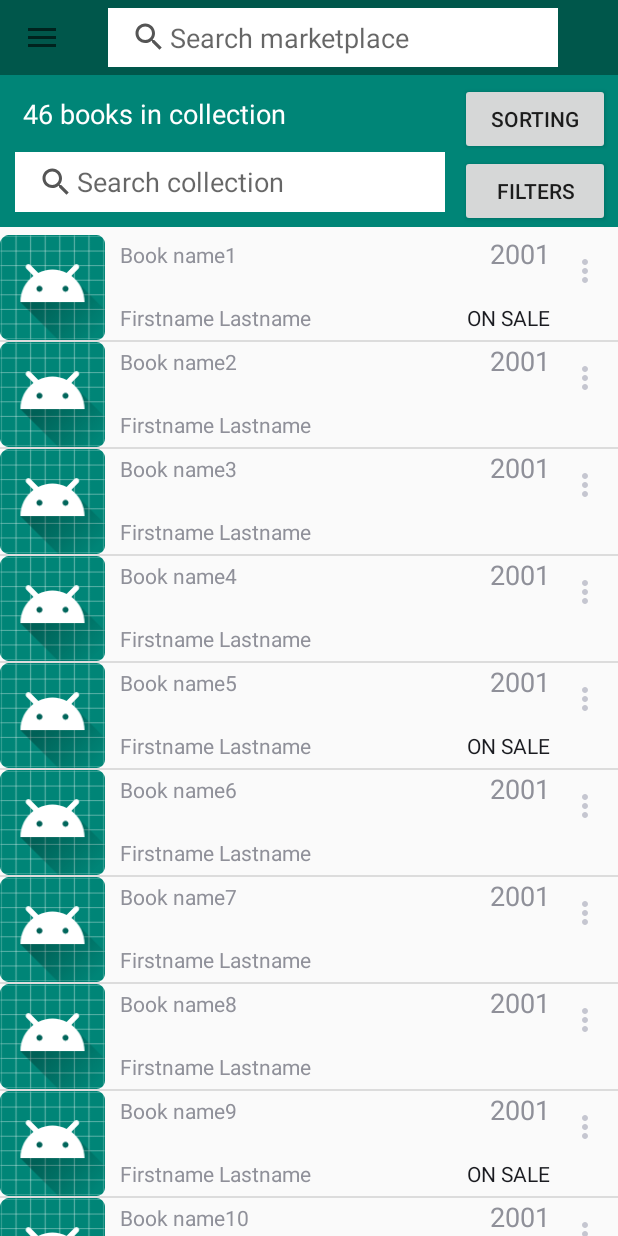
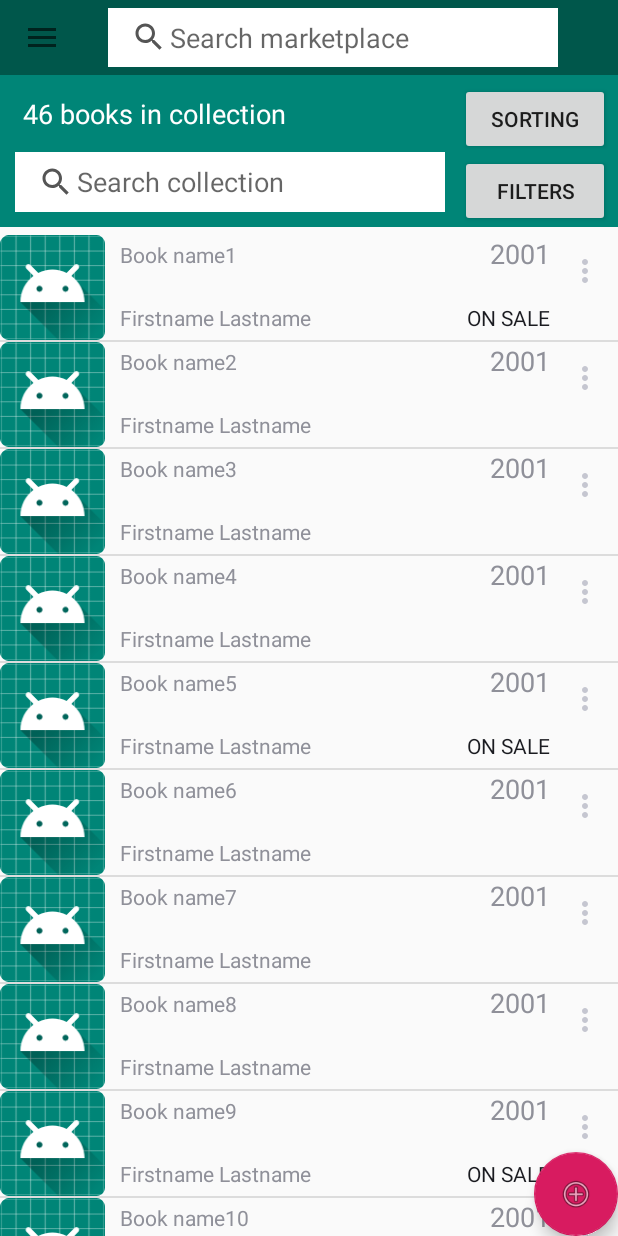
Before and after one commit to Kivike/bookmarket, an Android app: the DashboardActivity screen opened directly, with no data from a screen before it, in the side drawer, after a tap on "Marketplace", on a phone screen of 412 x 824 dp. Run offline under Robolectric (Android 15) with nearby library versions, the phone set to English and light mode, and no system bars.

Commit message:
Add button and make it work

```diff
--- a/app/src/main/java/fi/oulu/bookmarket2020/DashboardActivity.kt
+++ b/app/src/main/java/fi/oulu/bookmarket2020/DashboardActivity.kt
@@ -1,6 +1,7 @@
 package fi.oulu.bookmarket2020
 
 
+import android.content.Intent
 import androidx.appcompat.app.AppCompatActivity
 import android.os.Bundle
 import android.view.MenuItem
@@ -13,6 +14,7 @@ import androidx.core.view.GravityCompat
 import androidx.drawerlayout.widget.DrawerLayout
 import com.google.android.material.navigation.NavigationView
 import kotlinx.android.synthetic.main.activity_dashboard.*
+import kotlinx.android.synthetic.main.content_collection.*
 import kotlinx.android.synthetic.main.content_collection.view.*
 
 class DashboardActivity : AppCompatActivity(), NavigationView.OnNavigationItemSelectedListener {
@@ -30,15 +32,8 @@ class DashboardActivity : AppCompatActivity(), NavigationView.OnNavigationItemSe
         toolbar = findViewById(R.id.toolbar)
         navView = findViewById(R.id.nav_view)
 
-
-        setSupportActionBar(toolbar)
-        supportActionBar?.setDisplayShowTitleEnabled(false)
-
-        val toggle = ActionBarDrawerToggle(this, drawerLayout, toolbar, 0, 0)
-
-        drawerLayout.addDrawerListener(toggle)
-        toggle.syncState()
-        navView.setNavigationItemSelectedListener(this)
+        initToolbar()
+        initAddBookButton()
     }
 
     override fun onResume() {
@@ -56,10 +51,29 @@ class DashboardActivity : AppCompatActivity(), NavigationView.OnNavigationItemSe
         val adapter = CollectionAdapter(applicationContext, reminders)
         content.collection_list.adapter = adapter
     }
+
     override fun onNavigationItemSelected(item: MenuItem): Boolean {
         Toast.makeText(this, "Clickity click", Toast.LENGTH_SHORT).show()
 
         drawerLayout.closeDrawer(GravityCompat.START)
         return true
     }
+
+    private fun initToolbar() {
+        setSupportActionBar(toolbar)
+        supportActionBar?.setDisplayShowTitleEnabled(false)
+
+        val toggle = ActionBarDrawerToggle(this, drawerLayout, toolbar, 0, 0)
+
+        drawerLayout.addDrawerListener(toggle)
+        toggle.syncState()
+        navView.setNavigationItemSelectedListener(this)
+    }
+
+    private fun initAddBookButton() {
+        fab_add_book.setOnClickListener{
+            val intent = Intent(applicationContext, CollectionAddActivity::class.java)
+            startActivity(intent)
+        }
+    }
 }
--- a/app/src/main/res/layout/content_collection.xml
+++ b/app/src/main/res/layout/content_collection.xml
@@ -63,5 +63,16 @@
         app:layout_constraintTop_toBottomOf="@id/search_collection"
         app:layout_constraintRight_toRightOf="parent"
         app:layout_constraintLeft_toLeftOf="parent"
-        android:background="?android:attr/colorBackground" />
+        android:background="?android:attr/colorBackground" >
+
+    </ListView>
+
+    <com.google.android.material.floatingactionbutton.FloatingActionButton
+        android:id="@+id/fab_add_book"
+        android:layout_width="wrap_content"
+        android:layout_height="wrap_content"
+        android:clickable="true"
+        app:layout_constraintBottom_toBottomOf="parent"
+        app:layout_constraintEnd_toEndOf="parent"
+        app:srcCompat="@android:drawable/ic_menu_add" />
 </androidx.constraintlayout.widget.ConstraintLayout>
```
